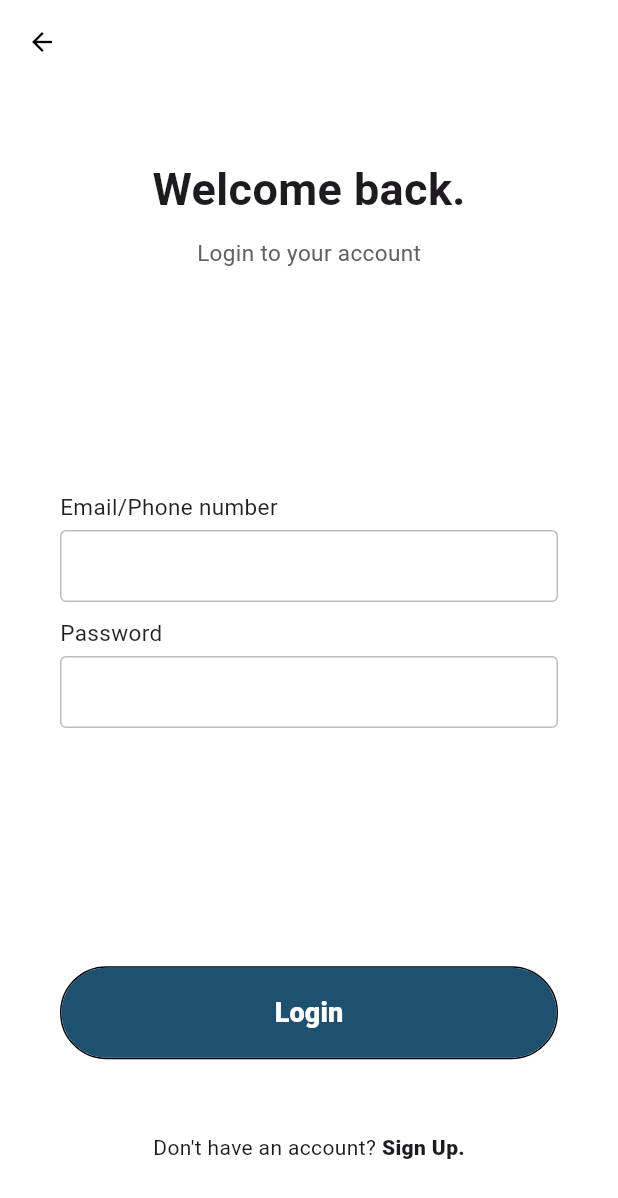
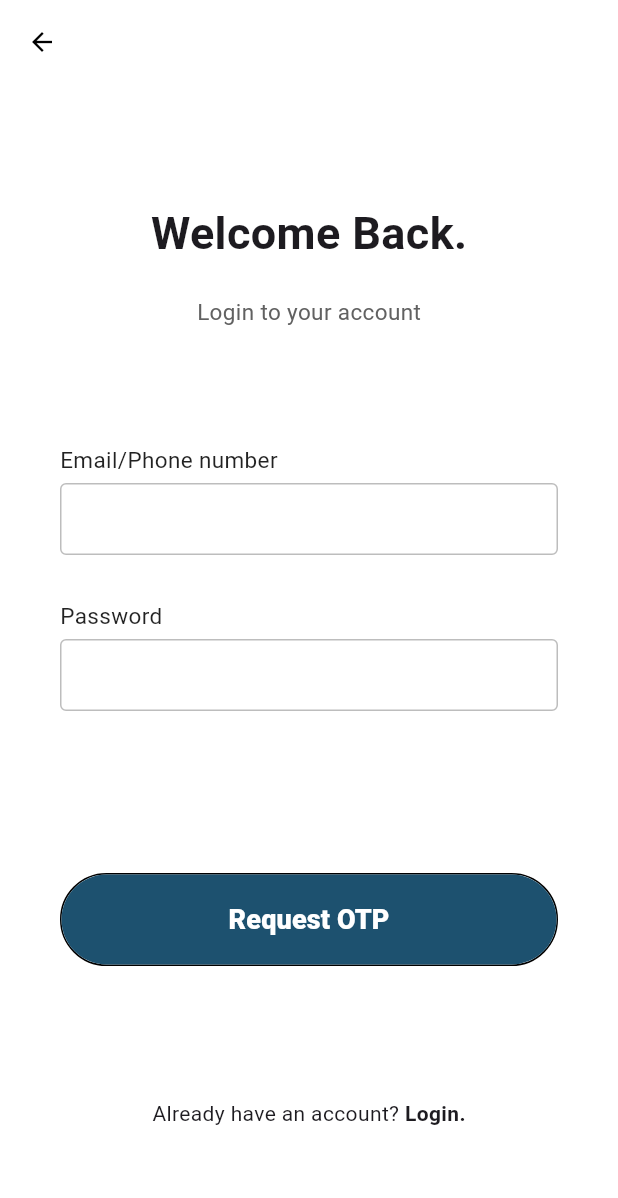
Before and after one commit to adonapati/GenAI-Remote-Sensing, a Flutter app: the screen it shows after launch, after a tap on "Login", on a phone screen of 412 x 824 dp. Shown: the top 1198 px of the screen. Run offline on Flutter 3.47's test engine with Material 3 defaults, Android fonts, the phone set to English and light mode, and no system bars.

Commit message:
ui changes

```diff
--- a/remote_sensing/lib/Login.dart
+++ b/remote_sensing/lib/Login.dart
@@ -6,7 +6,7 @@ class LoginPage extends StatelessWidget {
   @override
   Widget build(BuildContext context) {
     return Scaffold(
-      resizeToAvoidBottomInset: false,
+      resizeToAvoidBottomInset: true,
       backgroundColor: Colors.white,
       appBar: AppBar(
         elevation: 0,
@@ -18,42 +18,37 @@ class LoginPage extends StatelessWidget {
           },
         ),
       ),
-      body: SizedBox(
-        height: MediaQuery.of(context).size.height,
+      body: SingleChildScrollView(
+        child: Container(
+          padding: const EdgeInsets.symmetric(horizontal: 40),
+          height: MediaQuery.of(context).size.height - 50,
           width: double.infinity,
-        child: Column(
-          mainAxisAlignment: MainAxisAlignment.spaceBetween,
-          children: [
-            Expanded(
           child: Column(
             mainAxisAlignment: MainAxisAlignment.spaceEvenly,
             children: [
               Column(
                 children: [
-                      const Text("Welcome back.", style: TextStyle(
+                  const Text("Welcome Back.", style: TextStyle(
                     fontSize: 30,
                     fontWeight: FontWeight.bold,
                   ),),
-                      const SizedBox(height: 10,),
+                  const SizedBox(height: 20,),
                   Text("Login to your account", style: TextStyle(
                     color: Colors.grey[700],
                     fontSize: 15,
                   ),),
                 ],
               ),
-                  Padding(
-                    padding: const EdgeInsets.symmetric(horizontal: 40,vertical: 100),
-                    child: Column(
+              Column(
                 children: [
                   makeInput(label: "Email/Phone number"),
                   makeInput(label: "Password", obscureText: true),
                 ],
               ),
-                  ),
 
-                  Padding(
-                    padding: const EdgeInsets.symmetric(horizontal: 40),
-                    child: Container(
+              Column(
+                children: [
+                  Container(
                     decoration: BoxDecoration(
                       borderRadius: BorderRadius.circular(50),
                       border: const Border(
@@ -72,24 +67,25 @@ class LoginPage extends StatelessWidget {
                       shape: RoundedRectangleBorder(
                         borderRadius: BorderRadius.circular(50)
                       ),
-                        child: const Text("Login", style: TextStyle(
+                      child: const Text("Request OTP", style: TextStyle(
                         color: Colors.white,
                         fontWeight: FontWeight.w800,
                         fontSize: 18
                       ),),
                     ),
-                    )
+                  ),
+                ],
               ),
               const Padding(
-                    padding: EdgeInsets.only(top: 0.5),
+                padding: EdgeInsets.only(top: 10.0), // Add padding here
                 child: Row(
                   mainAxisAlignment: MainAxisAlignment.center,
                   children: [
-                        Text("Don't have an account?"),
+                    Text("Already have an account?"),
                     Text(
-                          " Sign Up.",
+                      " Login.",
                       style: TextStyle(
-                            fontWeight: FontWeight.w800,
+                        fontWeight: FontWeight.w600,
                       ),
                     ),
                   ],
@@ -97,8 +93,6 @@ class LoginPage extends StatelessWidget {
               ),
             ],
           ),
-            ),
-          ],
         ),
       ),
     );
@@ -126,7 +120,7 @@ class LoginPage extends StatelessWidget {
             ),
           ),
         ),
-        const SizedBox(height: 10,),
+        const SizedBox(height: 30,),
       ],
     );
   }
```
Lines whose indentation alone changed are shown as unchanged.
